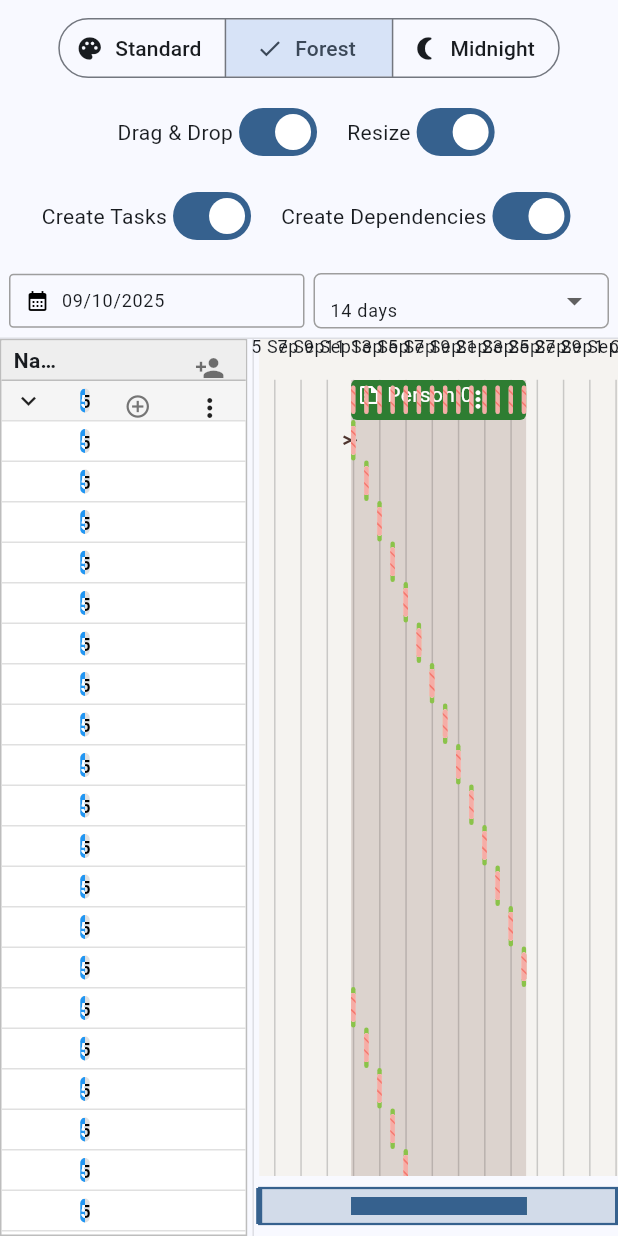
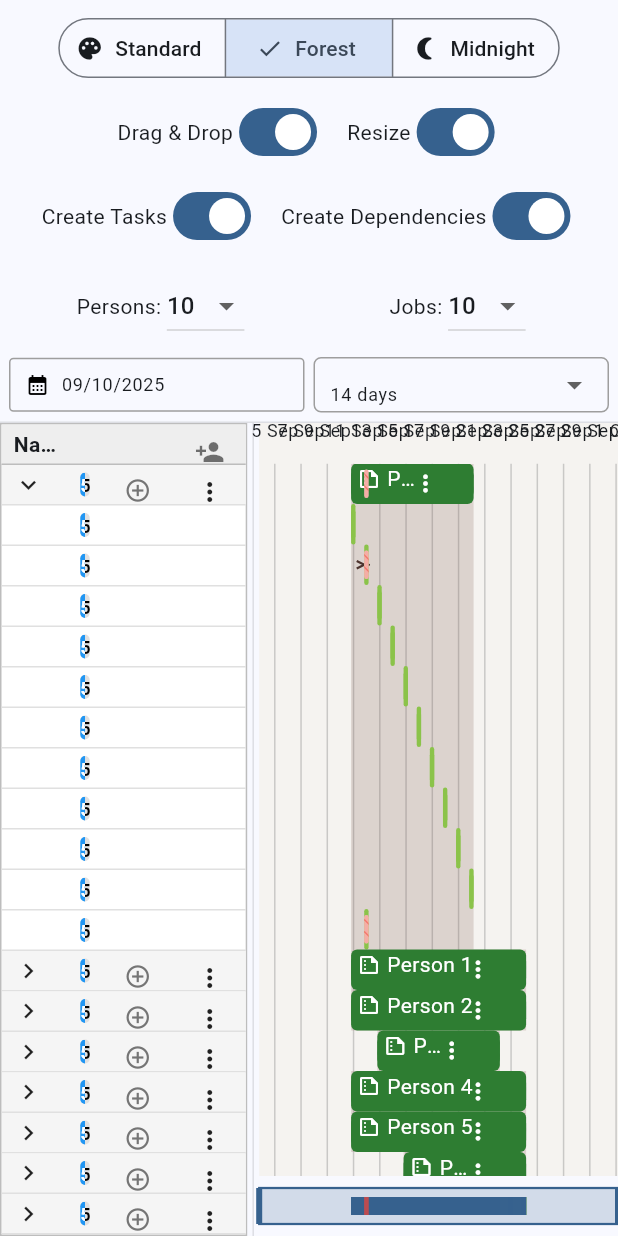
Before and after one commit to marymfnd-hrbox/legacy_gantt_chart, a Flutter app: the screen it shows after launch, after a tap on "Forest", on a phone screen of 412 x 824 dp. Run offline on Flutter 3.47's test engine with Material 3 defaults, Android fonts, the phone set to English and light mode, and no system bars; missing offline and left inert: legacy_context_menu.

Commit message:
**FEATURE**: Surface conflict indicators in timeline scrubber

```diff
--- a/example/lib/data/mock_api_service.dart
+++ b/example/lib/data/mock_api_service.dart
@@ -14,20 +14,22 @@ class MockApiService {
       rangeDays = endDate.difference(startDate).inDays;
     }
 
+    final int personCount = params?['personCount'] as int? ?? 10;
+    final int jobCount = params?['jobCount'] as int? ?? 16;
+
     final List<GanttResourceData> mockResources = [];
     final List<Map<String, dynamic>> mockEvents = [];
     final List<Map<String, dynamic>> mockAssignments = [];
     final List<Map<String, dynamic>> mockResourceTimeRanges = [];
 
-    for (int i = 0; i < 100; i++) {
+    for (int i = 0; i < personCount; i++) {
       final personId = 'person-$i';
       final List<GanttJobData> jobs = [];
-      for (int j = 0; j < 100; j++) {
+      for (int j = 0; j < jobCount; j++) {
         final jobId = 'job-$i-$j';
         jobs.add(GanttJobData(
             id: jobId, name: 'Job $j', taskName: 'Task $j', status: 'Active', taskColor: '4CAF50', completion: 0.5));
-
-        final eventStart = startDate.add(Duration(days: (i * 100 + j) % rangeDays, hours: 9));
+        final eventStart = startDate.add(Duration(days: (i * jobCount + j) % rangeDays, hours: 9));
         final eventEnd = eventStart.add(const Duration(hours: 8));
         final eventId = 'event-$jobId';
 
--- a/example/lib/main.dart
+++ b/example/lib/main.dart
@@ -212,6 +212,48 @@ class _GanttViewState extends State<GanttView> {
                               onChanged: vm.setDependencyCreationEnabled,
                             ),
                           ],
+                        ),
+                      ],
+                    ),
+                  ),
+                  Container(
+                    padding: const EdgeInsets.symmetric(horizontal: 8.0, vertical: 4.0),
+                    color: Theme.of(context).cardColor,
+                    child: Row(
+                      children: [
+                        Expanded(
+                          child: Row(
+                            mainAxisAlignment: MainAxisAlignment.center,
+                            children: [
+                              const Text('Persons: '),
+                              DropdownButton<int>(
+                                value: vm.personCount,
+                                onChanged: (value) {
+                                  if (value != null) vm.setPersonCount(value);
+                                },
+                                items: List.generate(100, (i) => i + 1)
+                                    .map((count) => DropdownMenuItem(value: count, child: Text(count.toString())))
+                                    .toList(),
+                              ),
+                            ],
+                          ),
+                        ),
+                        Expanded(
+                          child: Row(
+                            mainAxisAlignment: MainAxisAlignment.center,
+                            children: [
+                              const Text('Jobs: '),
+                              DropdownButton<int>(
+                                value: vm.jobCount,
+                                onChanged: (value) {
+                                  if (value != null) vm.setJobCount(value);
+                                },
+                                items: List.generate(100, (i) => i + 1)
+                                    .map((count) => DropdownMenuItem(value: count, child: Text(count.toString())))
+                                    .toList(),
+                              ),
+                            ],
+                          ),
                         ),
                       ],
                     ),
--- a/example/lib/services/gantt_schedule_service.dart
+++ b/example/lib/services/gantt_schedule_service.dart
@@ -28,13 +28,20 @@ class GanttScheduleService {
   Future<ProcessedScheduleData> fetchAndProcessSchedule({
     required DateTime startDate,
     required int range,
+    required int personCount,
+    required int jobCount,
   }) async {
     final formattedStartDate = _formatDateToISO(startDate);
     final formattedEndDate = _formatDateToISO(startDate.add(Duration(days: range)));
 
     final apiResponseJson = await _apiService.get(
       'yeah',
-      params: {'startDateIso': formattedStartDate, 'endDateIso': formattedEndDate},
+      params: {
+        'startDateIso': formattedStartDate,
+        'endDateIso': formattedEndDate,
+        'personCount': personCount,
+        'jobCount': jobCount
+      },
     );
 
     final apiResponse = GanttResponse.fromJson(apiResponseJson);
--- a/example/lib/view_models/gantt_view_model.dart
+++ b/example/lib/view_models/gantt_view_model.dart
@@ -28,6 +28,8 @@ class GanttViewModel extends ChangeNotifier {
   final TimeOfDay _defaultStartTime = const TimeOfDay(hour: 9, minute: 0);
   final TimeOfDay _defaultEndTime = const TimeOfDay(hour: 17, minute: 0);
   int _range = 14; // Default range for data fetching
+  int _personCount = 10;
+  int _jobCount = 10;
 
   // Date range state for the Gantt chart view and scrubber
   DateTime? _totalStartDate;
@@ -66,6 +68,8 @@ class GanttViewModel extends ChangeNotifier {
   TimeOfDay get defaultStartTime => _defaultStartTime;
   TimeOfDay get defaultEndTime => _defaultEndTime;
   int get range => _range;
+  int get personCount => _personCount;
+  int get jobCount => _jobCount;
   DateTime? get totalStartDate => _totalStartDate;
   DateTime? get totalEndDate => _totalEndDate;
   DateTime? get visibleStartDate => _visibleStartDate;
@@ -134,6 +138,20 @@ class GanttViewModel extends ChangeNotifier {
     notifyListeners();
   }
 
+  void setPersonCount(int value) {
+    if (_personCount == value) return;
+    _personCount = value;
+    fetchScheduleData();
+    notifyListeners();
+  }
+
+  void setJobCount(int value) {
+    if (_jobCount == value) return;
+    _jobCount = value;
+    fetchScheduleData();
+    notifyListeners();
+  }
+
   Future<void> fetchScheduleData() async {
     _ganttTasks = [];
     _dependencies = [];
@@ -149,6 +167,8 @@ class GanttViewModel extends ChangeNotifier {
       final processedData = await _scheduleService.fetchAndProcessSchedule(
         startDate: _startDate,
         range: _range,
+        personCount: _personCount,
+        jobCount: _jobCount,
       );
 
       // --- Create sample dependencies for demonstration ---
--- a/lib/src/legacy_gantt_timeline_scrubber.dart
+++ b/lib/src/legacy_gantt_timeline_scrubber.dart
@@ -304,7 +304,12 @@ class _ScrubberPainter extends CustomPainter {
     for (final task in nonHighlightTasks) {
       final startX = dateToX(task.start);
       final endX = dateToX(task.end);
-      taskPaint.color = task.color ?? theme.colorScheme.primary.withAlpha(128);
+      if (task.isOverlapIndicator) {
+        // Use a red color for conflicts, consistent with the main chart's theme.
+        taskPaint.color = Colors.red.withAlpha(128);
+      } else {
+        taskPaint.color = task.color ?? theme.colorScheme.primary.withAlpha(128);
+      }
       canvas.drawRect(Rect.fromLTRB(startX, size.height * 0.25, endX, size.height * 0.75), taskPaint);
     }
 
--- a/pubspec.yaml
+++ b/pubspec.yaml
@@ -1,6 +1,6 @@
 name: legacy_gantt_chart
 description: A flexible and performant Gantt chart widget for Flutter. Supports interactive drag-and-drop, resizing, dynamic data loading, and extensive theming.
-version: 1.3.5
+version: 1.4.0
 license: MIT
 homepage: https://github.com/barneysspeedshop/legacy_gantt_chart
 repository: https://github.com/barneysspeedshop/legacy_gantt_chart
```
Also changed, not shown: 1 other file.
